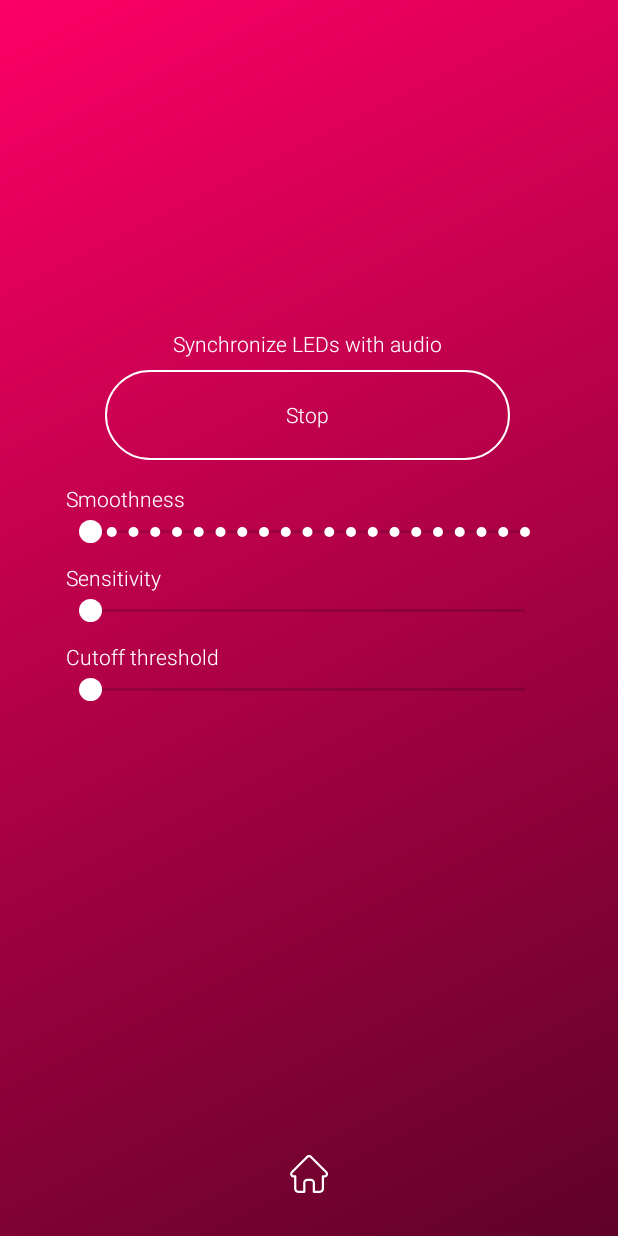
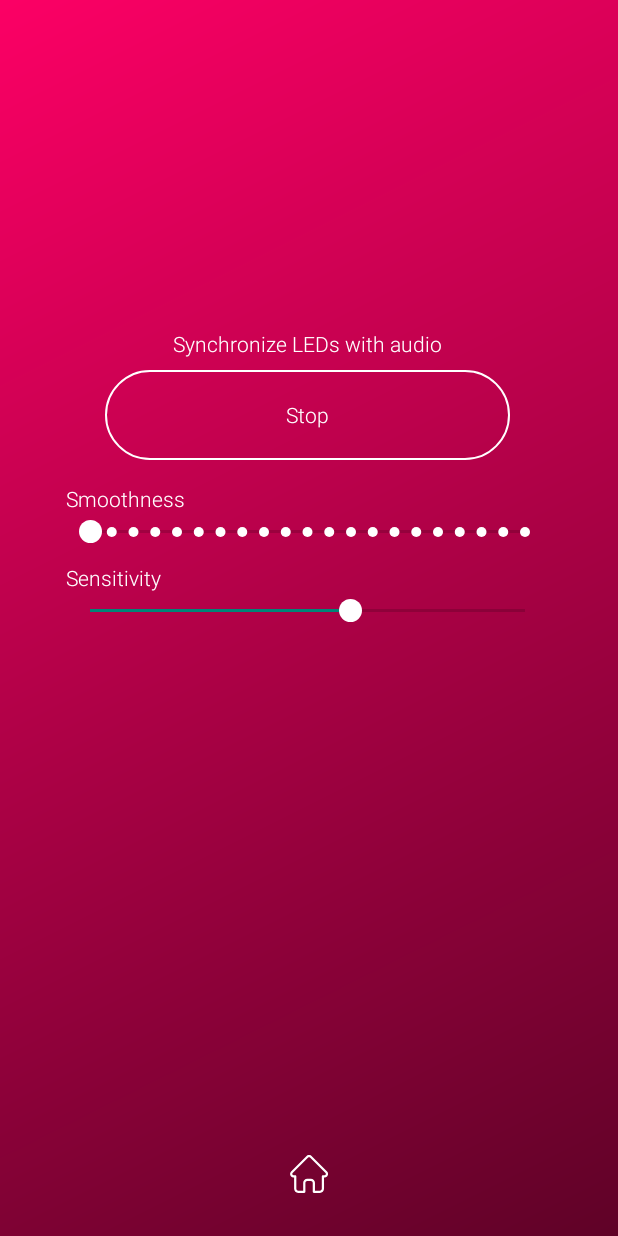
Before and after one commit to naurisgrinbergs0/smart-leds-app, an Android app: the MusicActivity screen opened directly, with no data from a screen before it, after a tap on "Sync", on a phone screen of 412 x 824 dp. Run offline under Robolectric (Android 15) with nearby library versions, the phone set to English and light mode, and no system bars; 3 statements that could not run were skipped.

Commit message:
|MusicActivity| moved permission request to MainActivity |DeviceFound bug| has to be fixed

```diff
--- a/app/src/main/java/com/example/bt/activities/MusicActivity.java
+++ b/app/src/main/java/com/example/bt/activities/MusicActivity.java
@@ -28,13 +28,15 @@ import java.io.ByteArrayOutputStream;
 import java.io.IOException;
 import java.io.InputStream;
 import java.io.OutputStream;
+import java.text.DateFormat;
+import java.util.ArrayList;
+import java.util.Date;
 
 public class MusicActivity extends AppCompatActivity {
 
     private Button syncButton;
     private SeekBar sensitivitySeekBar;
     private SeekBar smoothnessSeekBar;
-    private SeekBar cutoffThresholdSeekBar;
 
     private View homeConstraintLayout3;
 
@@ -44,8 +46,6 @@ public class MusicActivity extends AppCompatActivity {
     protected void onCreate(Bundle savedInstanceState) {
         super.onCreate(savedInstanceState);
         setContentView(R.layout.activity_music);
-
-        RequestPermissions();
 
         InitializeFields();
 
@@ -90,36 +90,37 @@ public class MusicActivity extends AppCompatActivity {
 
             }
         });
+
+        sensitivitySeekBar.setOnSeekBarChangeListener(new SeekBar.OnSeekBarChangeListener() {
+            @Override
+            public void onProgressChanged(SeekBar seekBar, int progress, boolean fromUser) {
+                if(recordTask != null){
+                    recordTask.sensitivity = (sensitivitySeekBar.getMax() - progress) / 10f;
+                    recordTask.coefficient = (float) (255f / Math.pow(255f, recordTask.sensitivity));
+                }
             }
 
-    private void RequestPermissions() {
-        if(ContextCompat.checkSelfPermission(this.getApplicationContext()
-                , Manifest.permission.RECORD_AUDIO) != PackageManager.PERMISSION_GRANTED){
-            // not granted
-            ActivityCompat.requestPermissions(this,
-                    new String[]{Manifest.permission.RECORD_AUDIO}, 200);
+            @Override
+            public void onStartTrackingTouch(SeekBar seekBar) {
+
             }
+
+            @Override
+            public void onStopTrackingTouch(SeekBar seekBar) {
+
+            }
+        });
     }
 
     private void InitializeFields() {
         syncButton = findViewById(R.id.syncButton);
         sensitivitySeekBar = findViewById(R.id.sensitivitySeekBar);
         smoothnessSeekBar = findViewById(R.id.smoothnessSeekBar);
-        cutoffThresholdSeekBar = findViewById(R.id.cutoffThresholdSeekBar);
+        homeConstraintLayout3 = findViewById(R.id.homeConstraintLayout3);
+
         recordTask = new RecordTask();
-        homeConstraintLayout3 = findViewById(R.id.homeConstraintLayout3);
-    }
-
-    @Override
-    public void onRequestPermissionsResult(int requestCode, String[] permissions, int[] grantResults) {
-        super.onRequestPermissionsResult(requestCode, permissions, grantResults);
-        switch (requestCode){
-            case 200:{
-                if(grantResults.length == 0 || grantResults[0] != PackageManager.PERMISSION_GRANTED)
-                    RequestPermissions();
-                return;
-            }
-        }
+        recordTask.sensitivity = (sensitivitySeekBar.getMax() - sensitivitySeekBar.getProgress()) / 10f;
+        recordTask.coefficient = (float) (255f / Math.pow(255f, recordTask.sensitivity));
     }
 
 
@@ -127,6 +128,8 @@ public class MusicActivity extends AppCompatActivity {
 
         private int SAMPLE_RATE = 44100;
         public boolean isRecording = false;
+        public float sensitivity;
+        public float coefficient;
 
         @Override
         protected Object doInBackground(Object[] objects) {
@@ -139,9 +142,8 @@ public class MusicActivity extends AppCompatActivity {
                     AudioFormat.CHANNEL_IN_MONO,
                     AudioFormat.ENCODING_PCM_16BIT);
 
-            if (bufferSize == AudioRecord.ERROR || bufferSize == AudioRecord.ERROR_BAD_VALUE) {
+            if (bufferSize == AudioRecord.ERROR || bufferSize == AudioRecord.ERROR_BAD_VALUE)
                 bufferSize = SAMPLE_RATE * 2;
-            }
 
             short[] audioBuffer = new short[bufferSize / 2];
 
@@ -151,27 +153,19 @@ public class MusicActivity extends AppCompatActivity {
                     AudioFormat.ENCODING_PCM_16BIT,
                     bufferSize);
 
-            if (record.getState() != AudioRecord.STATE_INITIALIZED) {
-                Log.e("AUDIO RECORD", "Audio Record can't initialize!");
+            if (record.getState() != AudioRecord.STATE_INITIALIZED)
                 return null;
-            }
+
             record.startRecording();
 
-            Log.v("AUDIO RECORD", "Create recording");
-
-            long shortsRead = 0;
             while (isRecording) {
                 int numberOfShort = record.read(audioBuffer, 0, audioBuffer.length);
-                shortsRead += numberOfShort;
-
-                // Do something with the audioBuffer
                 publishProgress(audioBuffer, numberOfShort);
             }
 
             record.stop();
             record.release();
 
-            Log.v("AUDIO RECORD", String.format("Recording stopped. Samples read: %d", shortsRead));
             return null;
         }
 
@@ -181,25 +175,20 @@ public class MusicActivity extends AppCompatActivity {
         protected void onProgressUpdate(Object[] values) {
             short[] buffer = (short[])values[0];
             int size = (int) values[1];
+
             float sum = 0;
             int min = 0, max = 10000;
-            for(int i = 0; i < size; i++){
-                sum += Math.abs(buffer[i]); // divide so there are not so big values
-            }
+            for(int i = 0; i < size; i++)
+                sum += Math.abs(buffer[i]);
+
             float average = sum / size;
             float averageMapped = (average - (float) min) * (255f - 0f) / (max - min) + 0;
-
-            float coefficient = (float) (255f / Math.pow(255f, sensitivitySeekBar.getProgress() / 10f));
-            float value = (float) Math.abs(coefficient * Math.pow(averageMapped, sensitivitySeekBar.getProgress() / 10f));
-
-            if(value < cutoffThresholdSeekBar.getProgress())
-                value = 0;
+            float value = (int) Math.abs(coefficient * Math.pow(averageMapped, sensitivity));
 
             SharedServices.DataTransfer.SetSmoothColor(Color.rgb(value, 0, 0));
         }
-    }
 
-    public static int GetFrequency(int sampleRate, short [] audioData){
+        private int GetFrequency(int sampleRate, short [] audioData){
 
             int numSamples = audioData.length;
             int numCrossing = 0;
@@ -219,3 +208,4 @@ public class MusicActivity extends AppCompatActivity {
             return (int)frequency;
         }
     }
+}
--- a/app/src/main/java/com/example/bt/list_adapters/DiscoverDevicesListAdapter.java
+++ b/app/src/main/java/com/example/bt/list_adapters/DiscoverDevicesListAdapter.java
@@ -19,7 +19,7 @@ public class DiscoverDevicesListAdapter extends BaseAdapter {
     public DiscoverDevicesListAdapter(Context context, ArrayList<DiscoverDevicesRowItem> aRow) {
 
         this.singleRow = aRow;
-        thisInflater = ( LayoutInflater.from(context) );
+        thisInflater = LayoutInflater.from(context);
     }
 
     @Override
--- a/app/src/main/res/layout/activity_music.xml
+++ b/app/src/main/res/layout/activity_music.xml
@@ -42,19 +42,11 @@
                     app:layout_constraintTop_toTopOf="parent" />
 
                 <SeekBar
-                    android:id="@+id/cutoffThresholdSeekBar"
-                    android:layout_width="match_parent"
-                    android:layout_height="25dp"
-                    android:max="50"
-                    android:thumb="@drawable/thumb_light_small"
-                    app:layout_constraintStart_toStartOf="@+id/textView12"
-                    app:layout_constraintTop_toBottomOf="@+id/textView12" />
-
-                <SeekBar
                     android:id="@+id/sensitivitySeekBar"
                     android:layout_width="match_parent"
                     android:layout_height="25dp"
                     android:max="100"
+                    android:progress="60"
                     android:thumb="@drawable/thumb_light_small"
                     app:layout_constraintStart_toStartOf="@+id/textView9"
                     app:layout_constraintTop_toBottomOf="@+id/textView9" />
@@ -90,17 +82,6 @@
                     android:textColor="@color/light"
                     app:layout_constraintStart_toStartOf="parent"
                     app:layout_constraintTop_toBottomOf="@+id/syncButton" />
-
-                <TextView
-                    android:id="@+id/textView12"
-                    android:layout_width="wrap_content"
-                    android:layout_height="wrap_content"
-                    android:layout_marginTop="8dp"
-                    android:fontFamily="sans-serif-light"
-                    android:text="Cutoff threshold"
-                    android:textColor="@color/light"
-                    app:layout_constraintStart_toStartOf="parent"
-                    app:layout_constraintTop_toBottomOf="@+id/sensitivitySeekBar" />
 
                 <Button
                     android:id="@+id/syncButton"
```
Also changed, not shown: app/src/main/java/com/example/bt/activities/MainActivity.java (+33 -26 lines), app/src/main/java/com/example/bt/services/Bluetooth.java (+8 -6 lines). Lines whose indentation alone changed are shown as unchanged.
